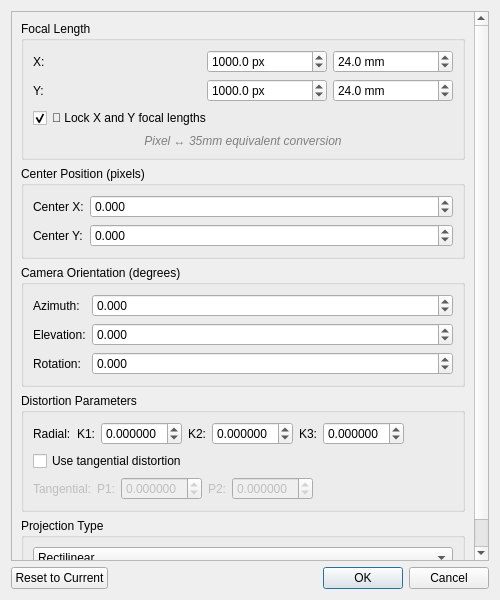
Old version of the form guihelpers/camera_modification.ui in the repository jsenniko/sudrabainiemakoni.
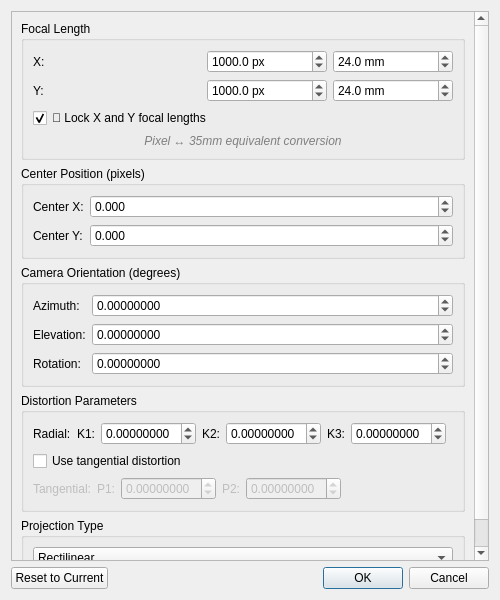
New version of the form.

Commit message: Camera optimization using cv2

Diff of the .ui file:
```diff
--- a/guihelpers/camera_modification.ui
+++ b/guihelpers/camera_modification.ui
@@ -252,7 +252,7 @@
              <double>360.000000000000000</double>
             </property>
             <property name="decimals">
-             <number>3</number>
+             <number>8</number>
             </property>
             <property name="value">
              <double>0.000000000000000</double>
@@ -275,7 +275,7 @@
              <double>90.000000000000000</double>
             </property>
             <property name="decimals">
-             <number>3</number>
+             <number>8</number>
             </property>
             <property name="value">
              <double>0.000000000000000</double>
@@ -298,7 +298,7 @@
              <double>180.000000000000000</double>
             </property>
             <property name="decimals">
-             <number>3</number>
+             <number>8</number>
             </property>
             <property name="value">
              <double>0.000000000000000</double>
@@ -339,7 +339,7 @@
                <double>1.000000000000000</double>
               </property>
               <property name="decimals">
-               <number>6</number>
+               <number>8</number>
               </property>
               <property name="singleStep">
                <double>0.000001000000000</double>
@@ -371,7 +371,7 @@
                <double>1.000000000000000</double>
               </property>
               <property name="decimals">
-               <number>6</number>
+               <number>8</number>
               </property>
               <property name="singleStep">
                <double>0.000001000000000</double>
@@ -403,7 +403,7 @@
                <double>1.000000000000000</double>
               </property>
               <property name="decimals">
-               <number>6</number>
+               <number>8</number>
               </property>
               <property name="singleStep">
                <double>0.000001000000000</double>
@@ -475,7 +475,7 @@
                <double>0.100000000000000</double>
               </property>
               <property name="decimals">
-               <number>6</number>
+               <number>8</number>
               </property>
               <property name="singleStep">
                <double>0.000001000000000</double>
@@ -513,7 +513,7 @@
                <double>0.100000000000000</double>
               </property>
               <property name="decimals">
-               <number>6</number>
+               <number>8</number>
               </property>
               <property name="singleStep">
                <double>0.000001000000000</double>
```
The commit also changes 4 other files.
